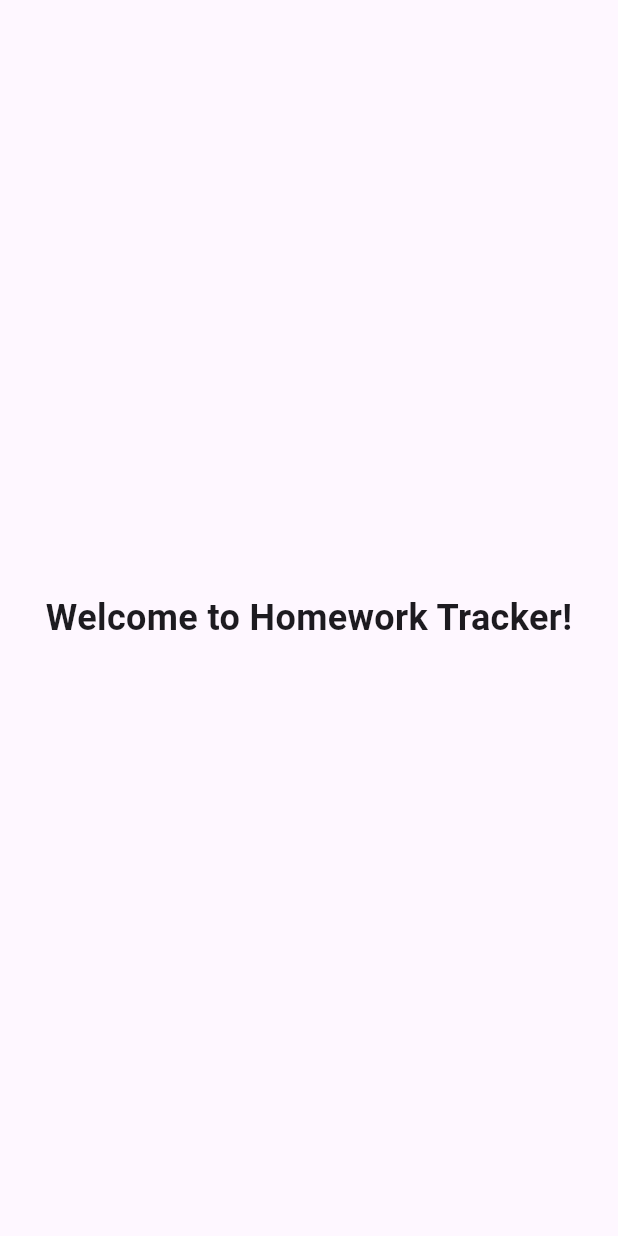
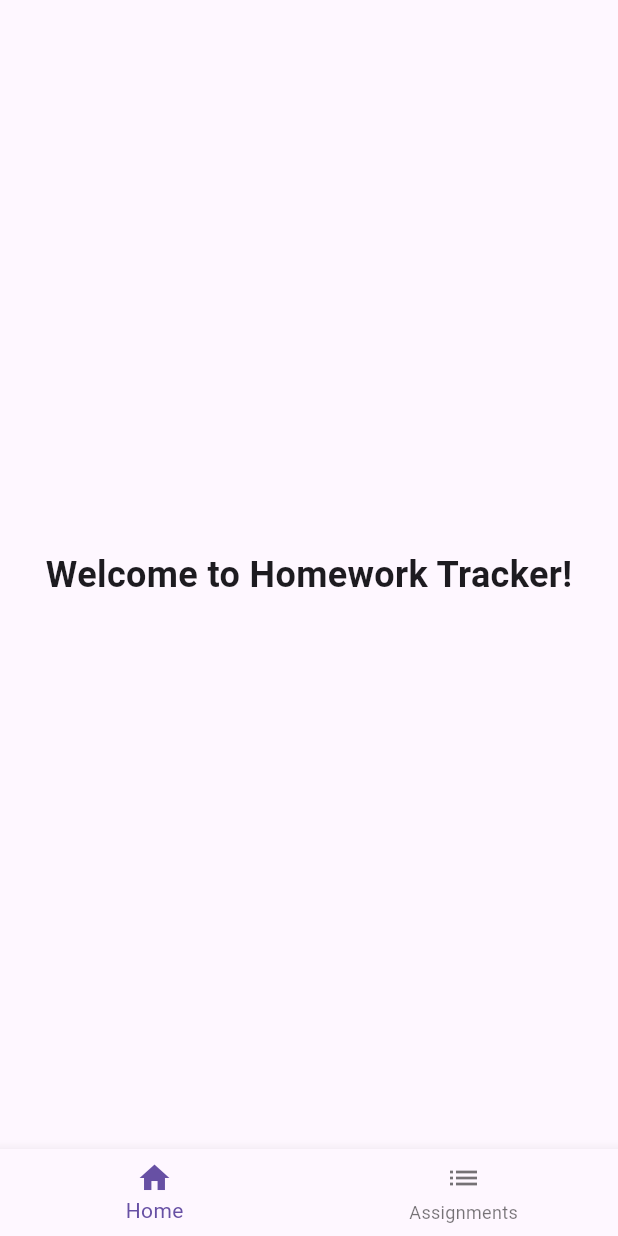
Before and after one commit to draeger-eli/Homework-Tracker, a Flutter app: the screen it shows after launch, on a phone screen of 412 x 824 dp. Run offline on Flutter 3.47's test engine with Material 3 defaults, Android fonts, the phone set to English and light mode, and no system bars; our stand-ins replace loading_animation_widget.

Commit message:
Add bottom navigation and connect splash screen

```diff
--- a/lib/main.dart
+++ b/lib/main.dart
@@ -1,7 +1,7 @@
 import 'dart:async';
 import 'package:flutter/material.dart';
 import 'package:loading_animation_widget/loading_animation_widget.dart';
-import 'home_screen.dart';
+import 'main_navigation.dart';
 
 
 void main() {
@@ -36,9 +36,11 @@
   super.initState();
 
   Timer(const Duration(seconds: 3), () {
+    if (!mounted) return;
+
     Navigator.of(context).pushReplacement(
       MaterialPageRoute(
-          builder: (_) => const HomeScreen(),
+        builder: (_) => const MainNavigationScreen(),
       ),
     );
   });
--- /dev/null
+++ b/lib/main_navigation.dart
@@ -0,0 +1,47 @@
+import 'package:flutter/material.dart';
+import 'home_screen.dart';
+import 'assignment_list_screen.dart';
+
+class MainNavigationScreen extends StatefulWidget {
+  const MainNavigationScreen({super.key});
+
+  @override
+  State<MainNavigationScreen> createState() =>
+      _MainNavigationScreenState();
+}
+
+class _MainNavigationScreenState extends State<MainNavigationScreen> {
+  int _selectedIndex = 0;
+
+  final List<Widget> _screens = [
+    const HomeScreen(),
+    const AssignmentListScreen(),
+  ];
+
+  void _onItemTapped(int index) {
+    setState(() {
+      _selectedIndex = index;
+    });
+  }
+
+  @override
+  Widget build(BuildContext context) {
+    return Scaffold(
+      body: _screens[_selectedIndex],
+      bottomNavigationBar: BottomNavigationBar(
+        currentIndex: _selectedIndex,
+        onTap: _onItemTapped,
+        items: const [
+          BottomNavigationBarItem(
+            icon: Icon(Icons.home),
+            label: 'Home',
+          ),
+          BottomNavigationBarItem(
+            icon: Icon(Icons.list),
+            label: 'Assignments',
+          ),
+        ],
+      ),
+    );
+  }
+}
```
Also changed, not shown: lib/assignment_list_screen.dart (added, +85 -0 lines). Lines whose indentation alone changed are shown as unchanged.
